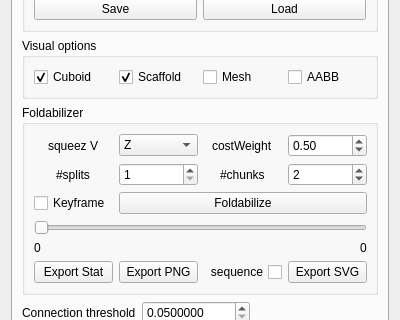
Above: FoldPlugin/FdWidget.ui from letienhung/fold-hcc before the change; both pictures show x 0 to 400 and y 133 to 453 of the 400 by 984 pixel window. Below: the same form after it.
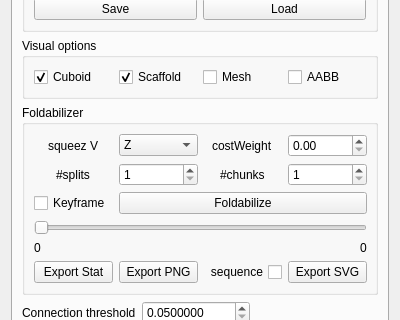
That is the form after the change.

The edit to the form file:
```diff
--- a/FoldPlugin/FdWidget.ui
+++ b/FoldPlugin/FdWidget.ui
@@ -134,7 +134,7 @@
              <number>10</number>
             </property>
             <property name="value">
-             <number>2</number>
+             <number>1</number>
             </property>
            </widget>
           </item>
@@ -195,7 +195,7 @@
              <double>0.100000000000000</double>
             </property>
             <property name="value">
-             <double>0.500000000000000</double>
+             <double>0.000000000000000</double>
             </property>
            </widget>
           </item>
```
Left out of the diff: 7 changed lines with no effect on the pictures.
